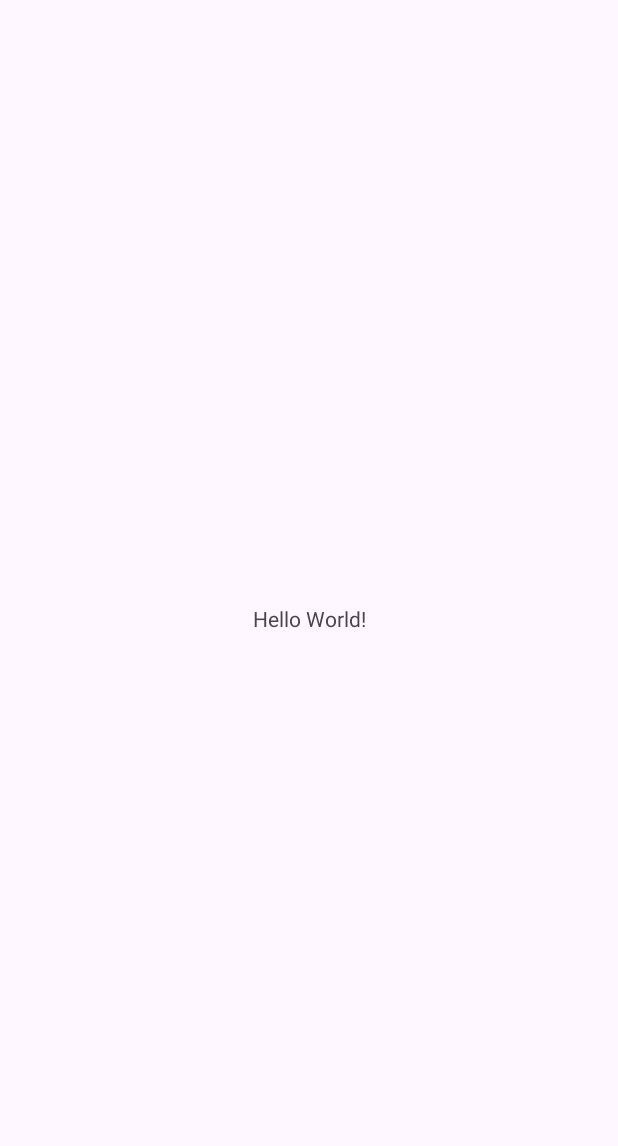
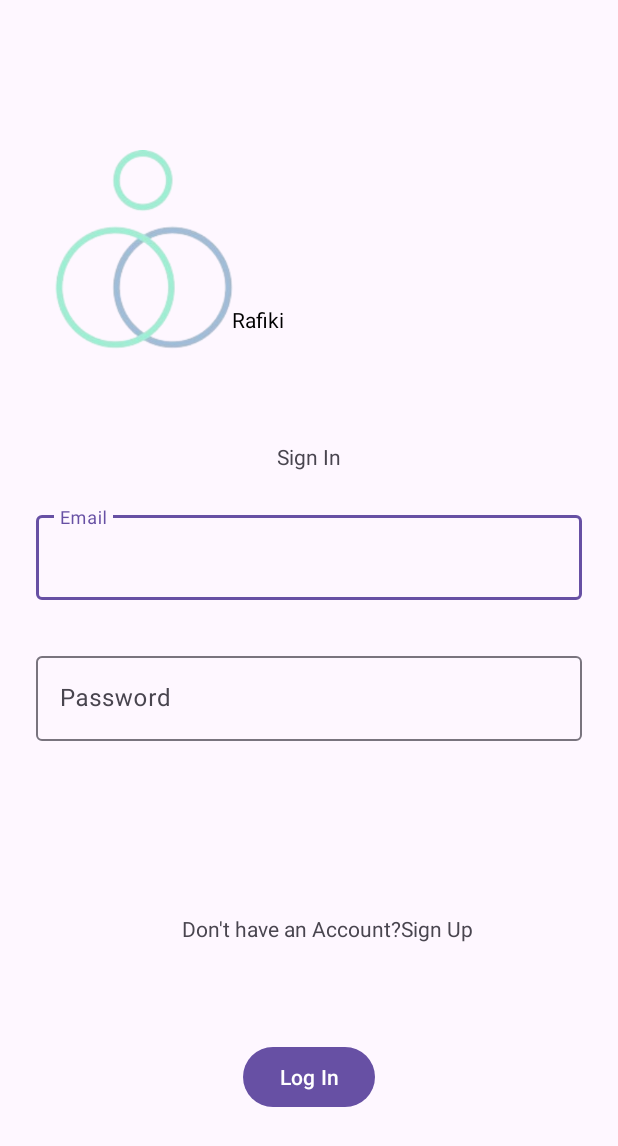
Before and after one commit to akirachix/Phoenix-Mobile, an Android app: the screen it shows after launch (MainActivity), on a phone screen of 412 x 824 dp. Before the commit the part shown is almost empty. Shown: the top 1146 px of the screen. Run offline under Robolectric (Android 15) with nearby library versions, the phone set to English and light mode, and no system bars.

Commit message:
add files

```diff
--- a/app/build.gradle.kts
+++ b/app/build.gradle.kts
@@ -33,6 +33,9 @@ android {
     kotlinOptions {
         jvmTarget = "1.8"
     }
+    buildFeatures {
+        viewBinding =true
+    }
 }
 
 dependencies {
--- a/app/src/main/java/com/akirachix/rafikiapp/MainActivity.kt
+++ b/app/src/main/java/com/akirachix/rafikiapp/MainActivity.kt
@@ -1,20 +1,51 @@
 package com.akirachix.rafikiapp
 
+import android.content.Intent
 import android.os.Bundle
-import androidx.activity.enableEdgeToEdge
+import android.provider.Settings.Global.getString
 import androidx.appcompat.app.AppCompatActivity
-import androidx.core.view.ViewCompat
-import androidx.core.view.WindowInsetsCompat
+import com.akirachix.rafikiapp.databinding.ActivityMainBinding
 
 class MainActivity : AppCompatActivity() {
+    lateinit var binding: ActivityMainBinding
     override fun onCreate(savedInstanceState: Bundle?) {
         super.onCreate(savedInstanceState)
-        enableEdgeToEdge()
-        setContentView(R.layout.activity_main)
-        ViewCompat.setOnApplyWindowInsetsListener(findViewById(R.id.main)) { v, insets ->
-            val systemBars = insets.getInsets(WindowInsetsCompat.Type.systemBars())
-            v.setPadding(systemBars.left, systemBars.top, systemBars.right, systemBars.bottom)
-            insets
+        binding= ActivityMainBinding.inflate(layoutInflater)
+        setContentView(binding.root)
+
+        binding.accountSignUp.setOnClickListener {
+           val intent=Intent(this,ActivitySignup::class.java)
+            startActivity(intent)
+        }
+        binding.btnLogin.setOnClickListener {
+            clearError()
+            var formError = false
+            val email = binding.tilEmailSignIn.text.toString()
+            if (email.isBlank()) {
+                formError = true
+                binding.etSignInEmail.error = getString(R.string.email_is_required)
+            }
+
+
+            val signInPassword= binding.tilSignInPassword.text.toString()
+            if (signInPassword.isBlank()) {
+                formError = true
+                binding.etSignInPassword.error = getString(R.string.password_is_required)
+            } else{
+                val intent=Intent(this,ActivityHome::class.java)
+                startActivity(intent)
+
+            }
+
+
         }
     }
+
+fun validateRegistration() {
+
 }
+
+fun clearError(){
+    binding.etSignInEmail.error=null
+    binding.etSignInPassword.error=null
+}}
--- /dev/null
+++ b/app/src/main/res/drawable/user_shield_alt_1.xml
@@ -0,0 +1,5 @@
+<vector xmlns:android="http://schemas.android.com/apk/res/android" android:height="24dp" android:viewportHeight="24" android:viewportWidth="24" android:width="24dp">
+
+    <path android:fillColor="#00000000" android:pathData="M4,21C4,17.473 6.608,14.556 10,14.071M19.873,15.204C19.804,15.208 19.736,15.21 19.667,15.21C18.642,15.21 17.708,14.752 17,14C16.292,14.752 15.358,15.21 14.333,15.21C14.264,15.21 14.196,15.208 14.127,15.204C14.044,15.585 14,15.986 14,16.398C14,18.612 15.275,20.472 17,21C18.725,20.472 20,18.612 20,16.398C20,15.986 19.956,15.585 19.873,15.204ZM15,7C15,9.209 13.209,11 11,11C8.791,11 7,9.209 7,7C7,4.791 8.791,3 11,3C13.209,3 15,4.791 15,7Z" android:strokeColor="#000000" android:strokeLineCap="round" android:strokeLineJoin="round" android:strokeWidth="2"/>
+
+</vector>
--- a/app/src/main/res/layout/activity_main.xml
+++ b/app/src/main/res/layout/activity_main.xml
@@ -2,18 +2,115 @@
 <androidx.constraintlayout.widget.ConstraintLayout xmlns:android="http://schemas.android.com/apk/res/android"
     xmlns:app="http://schemas.android.com/apk/res-auto"
     xmlns:tools="http://schemas.android.com/tools"
-    android:id="@+id/main"
+    android:id="@+id/etClass"
     android:layout_width="match_parent"
     android:layout_height="match_parent"
     tools:context=".MainActivity">
 
+
+    <ImageView
+        android:id="@+id/imageLogo"
+        android:layout_width="136dp"
+        android:layout_height="135dp"
+        android:layout_marginStart="8dp"
+        android:layout_marginTop="100dp"
+        android:layout_marginEnd="230dp"
+        app:layout_constraintEnd_toEndOf="parent"
+        app:layout_constraintStart_toStartOf="parent"
+        app:layout_constraintTop_toTopOf="parent"
+        app:srcCompat="@drawable/logo" />
+
     <TextView
+        android:id="@+id/txtRafiki"
         android:layout_width="wrap_content"
         android:layout_height="wrap_content"
-        android:text="Hello World!"
+        android:layout_marginStart="8dp"
+        android:layout_marginTop="203dp"
+        android:layout_marginEnd="240dp"
+        android:text="Rafiki"
+        android:textColor="@color/black"
+        app:layout_constraintEnd_toEndOf="parent"
+        app:layout_constraintStart_toEndOf="@+id/imageLogo"
+        app:layout_constraintTop_toTopOf="parent" />
+
+    <TextView
+        android:id="@+id/text"
+        android:layout_width="wrap_content"
+        android:layout_height="wrap_content"
+        android:layout_marginTop="72dp"
+        android:text="Sign In"
+        app:layout_constraintEnd_toEndOf="parent"
+        app:layout_constraintStart_toStartOf="parent"
+        app:layout_constraintTop_toBottomOf="@+id/txtRafiki" />
+
+    <com.google.android.material.textfield.TextInputLayout
+        android:id="@+id/etSignInEmail"
+        android:layout_width="0dp"
+        android:layout_height="wrap_content"
+        android:layout_marginStart="24dp"
+        android:layout_marginTop="24dp"
+        android:layout_marginEnd="24dp"
+        app:layout_constraintEnd_toEndOf="parent"
+        app:layout_constraintStart_toStartOf="parent"
+        app:layout_constraintTop_toBottomOf="@+id/text">
+
+        <com.google.android.material.textfield.TextInputEditText
+            android:id="@+id/tilEmailSignIn"
+            android:layout_width="match_parent"
+            android:layout_height="wrap_content"
+            android:hint="Email" />
+    </com.google.android.material.textfield.TextInputLayout>
+
+    <com.google.android.material.textfield.TextInputLayout
+        android:id="@+id/etSignInPassword"
+        android:layout_width="0dp"
+        android:layout_height="wrap_content"
+        android:layout_marginTop="32dp"
+        app:layout_constraintEnd_toEndOf="@+id/etSignInEmail"
+        app:layout_constraintStart_toStartOf="@+id/etSignInEmail"
+        app:layout_constraintTop_toBottomOf="@+id/etSignInEmail">
+
+        <com.google.android.material.textfield.TextInputEditText
+            android:id="@+id/tilSignInPassword"
+            android:layout_width="match_parent"
+            android:layout_height="wrap_content"
+            android:hint="Password" />
+    </com.google.android.material.textfield.TextInputLayout>
+
+    <TextView
+        android:id="@+id/haveAccountIn"
+        android:layout_width="wrap_content"
+        android:layout_height="wrap_content"
+        android:layout_marginStart="122dp"
+        android:layout_marginTop="70dp"
+        android:layout_marginBottom="150dp"
+        android:text="Don't have an Account?"
+        app:layout_constraintBottom_toBottomOf="parent"
+        app:layout_constraintEnd_toStartOf="@+id/accountSignUp"
+        app:layout_constraintStart_toStartOf="parent"
+        app:layout_constraintTop_toBottomOf="@+id/etSignInPassword" />
+
+    <TextView
+        android:id="@+id/accountSignUp"
+        android:layout_width="wrap_content"
+        android:layout_height="wrap_content"
+        android:layout_marginEnd="97dp"
+        android:text="Sign Up"
+        app:layout_constraintBottom_toBottomOf="@+id/haveAccountIn"
+        app:layout_constraintEnd_toEndOf="parent"
+        app:layout_constraintStart_toEndOf="@+id/haveAccountIn"
+        app:layout_constraintTop_toTopOf="@+id/haveAccountIn" />
+
+    <Button
+        android:id="@+id/btnLogin"
+        android:layout_width="wrap_content"
+        android:layout_height="wrap_content"
+        android:layout_marginTop="42dp"
+        android:layout_marginBottom="59dp"
+        android:text="Log In"
         app:layout_constraintBottom_toBottomOf="parent"
         app:layout_constraintEnd_toEndOf="parent"
         app:layout_constraintStart_toStartOf="parent"
-        app:layout_constraintTop_toTopOf="parent" />
+        app:layout_constraintTop_toBottomOf="@+id/haveAccountIn" />
 
 </androidx.constraintlayout.widget.ConstraintLayout>
--- a/app/src/main/res/values/strings.xml
+++ b/app/src/main/res/values/strings.xml
@@ -1,3 +1,11 @@
 <resources>
     <string name="app_name">rafikiapp</string>
+    <string name="password_is_required">Password is required</string>
+    <string name="email_is_required">email is required</string>
+    <string name="password_and_confirmation_do_not_match">password and confirmation do not match</string>
+    <string name="password_confirmation_is_required">password confirmation is required</string>
+    <string name="password_required">password is required</string>
+    <string name="email_required">email is required</string>
+    <string name="lastname_is_required">lastname is required</string>
+    <string name="firstname_is_required">firstname is required</string>
 </resources>
```
Also changed, not shown: app/src/main/AndroidManifest.xml (+10 -0 lines), app/src/main/java/com/akirachix/rafikiapp/ActivityHome.kt (added, +37 -0 lines), app/src/main/java/com/akirachix/rafikiapp/ActivitySelection.kt (added, +27 -0 lines), app/src/main/java/com/akirachix/rafikiapp/ActivitySignup.kt (added, +74 -0 lines), app/src/main/res/layout/activity_activitysignup.xml (added, +147 -0 lines), app/src/main/res/layout/activity_home.xml (added, +170 -0 lines), app/src/main/res/layout/activity_selection.xml (added, +111 -0 lines), app/src/main/res/drawable/blue.png (added), app/src/main/res/drawable/circle.png (added), app/src/main/res/drawable/dashboard.png (added), app/src/main/res/drawable/logo.png (added), app/src/main/res/drawable/notes.png (added), app/src/main/res/drawable/quiz.png (added), app/src/main/res/drawable/rafiki.png (added), 1 more files.
